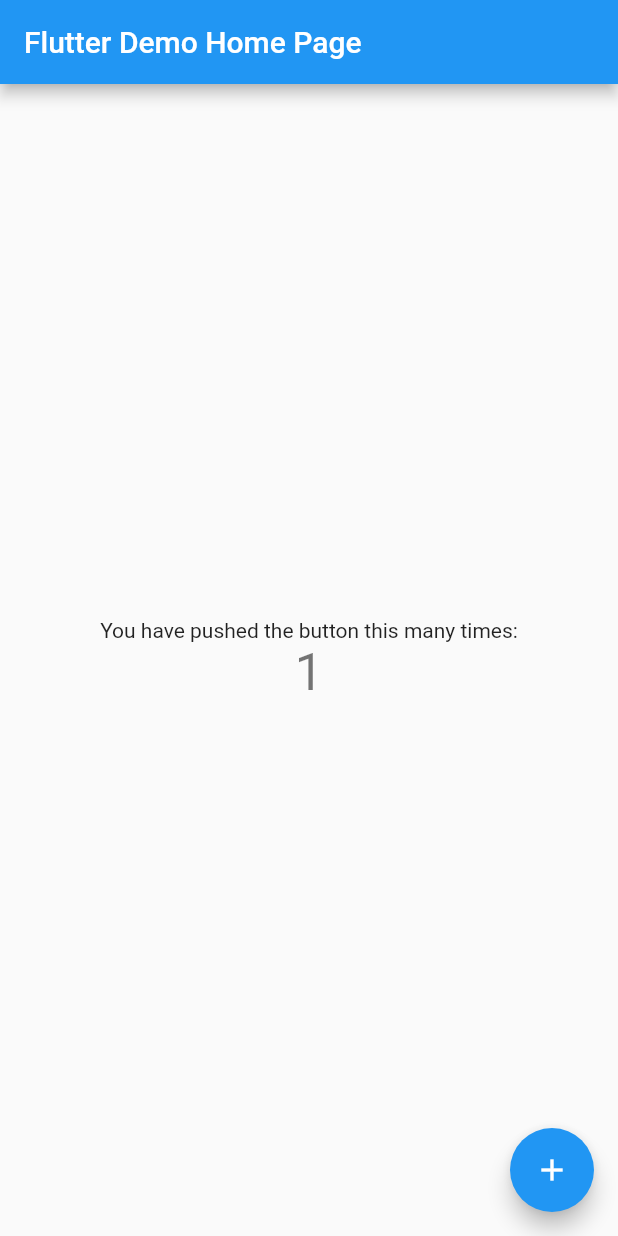
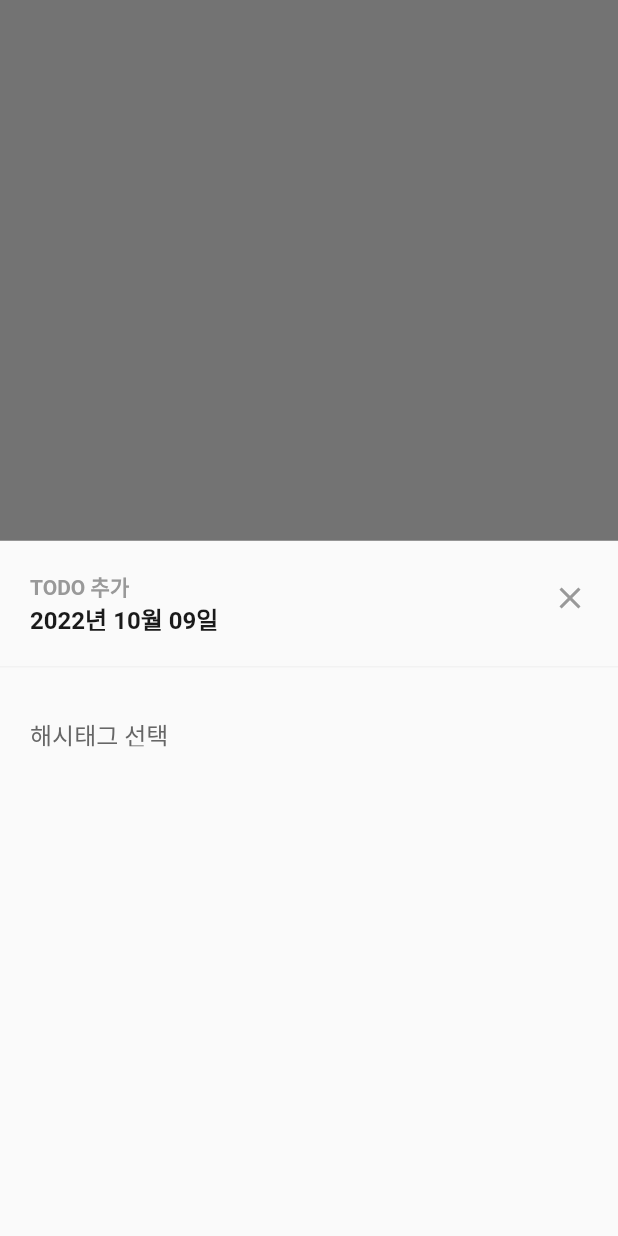
Before and after one commit to Hipspot/hipspot-toyproject-flutter, a Flutter app: the screen it shows after launch, after a tap on the "add" icon, on a phone screen of 412 x 824 dp. Run offline on Flutter 3.47's test engine with Material 2 defaults, Android fonts, the phone set to English and light mode, and no system bars.

Commit message:
Basic Structure(before hashtags)

```diff
--- a/analysis_options.yaml
+++ b/analysis_options.yaml
@@ -22,6 +22,9 @@ linter:
   # `// ignore_for_file: name_of_lint` syntax on the line or in the file
   # producing the lint.
   rules:
+    prefer_const_constructors: false
+    prefer_const_literals_to_create_immutables: false
+    prefer_const_constructors_in_immutables: false
     # avoid_print: false  # Uncomment to disable the `avoid_print` rule
     # prefer_single_quotes: true  # Uncomment to enable the `prefer_single_quotes` rule
 
--- a/lib/main.dart
+++ b/lib/main.dart
@@ -1,4 +1,5 @@
 import 'package:flutter/material.dart';
+import 'package:intl/intl.dart';
 
 void main() {
   runApp(const MyApp());
@@ -13,103 +14,138 @@ class MyApp extends StatelessWidget {
     return MaterialApp(
       title: 'Flutter Demo',
       theme: ThemeData(
-        // This is the theme of your application.
-        //
-        // Try running your application with "flutter run". You'll see the
-        // application has a blue toolbar. Then, without quitting the app, try
-        // changing the primarySwatch below to Colors.green and then invoke
-        // "hot reload" (press "r" in the console where you ran "flutter run",
-        // or simply save your changes to "hot reload" in a Flutter IDE).
-        // Notice that the counter didn't reset back to zero; the application
-        // is not restarted.
         primarySwatch: Colors.blue,
       ),
-      home: const MyHomePage(title: 'Flutter Demo Home Page'),
+      home: const MyHomePage(),
     );
   }
 }
 
 class MyHomePage extends StatefulWidget {
-  const MyHomePage({super.key, required this.title});
-
-  // This widget is the home page of your application. It is stateful, meaning
-  // that it has a State object (defined below) that contains fields that affect
-  // how it looks.
-
-  // This class is the configuration for the state. It holds the values (in this
-  // case the title) provided by the parent (in this case the App widget) and
-  // used by the build method of the State. Fields in a Widget subclass are
-  // always marked "final".
-
-  final String title;
+  const MyHomePage({Key? key}) : super(key: key);
 
   @override
   State<MyHomePage> createState() => _MyHomePageState();
 }
 
 class _MyHomePageState extends State<MyHomePage> {
-  int _counter = 0;
-
-  void _incrementCounter() {
-    setState(() {
-      // This call to setState tells the Flutter framework that something has
-      // changed in this State, which causes it to rerun the build method below
-      // so that the display can reflect the updated values. If we changed
-      // _counter without calling setState(), then the build method would not be
-      // called again, and so nothing would appear to happen.
-      _counter++;
-    });
+  final String _selectedItem = '';
+  String getToday() {
+    DateTime now = DateTime.now();
+    DateFormat formatter = DateFormat('yyyy년 MM월 dd일');
+    return formatter.format(now);
   }
 
   @override
   Widget build(BuildContext context) {
-    // This method is rerun every time setState is called, for instance as done
-    // by the _incrementCounter method above.
-    //
-    // The Flutter framework has been optimized to make rerunning build methods
-    // fast, so that you can just rebuild anything that needs updating rather
-    // than having to individually change instances of widgets.
     return Scaffold(
-      appBar: AppBar(
-        // Here we take the value from the MyHomePage object that was created by
-        // the App.build method, and use it to set our appbar title.
-        title: Text(widget.title),
-      ),
       body: Center(
-        // Center is a layout widget. It takes a single child and positions it
-        // in the middle of the parent.
         child: Column(
-          // Column is also a layout widget. It takes a list of children and
-          // arranges them vertically. By default, it sizes itself to fit its
-          // children horizontally, and tries to be as tall as its parent.
-          //
-          // Invoke "debug painting" (press "p" in the console, choose the
-          // "Toggle Debug Paint" action from the Flutter Inspector in Android
-          // Studio, or the "Toggle Debug Paint" command in Visual Studio Code)
-          // to see the wireframe for each widget.
-          //
-          // Column has various properties to control how it sizes itself and
-          // how it positions its children. Here we use mainAxisAlignment to
-          // center the children vertically; the main axis here is the vertical
-          // axis because Columns are vertical (the cross axis would be
-          // horizontal).
           mainAxisAlignment: MainAxisAlignment.center,
-          children: <Widget>[
-            const Text(
-              'You have pushed the button this many times:',
+          children: [
+            FloatingActionButton(
+              child: Icon(Icons.add),
+              onPressed: () => _onButtonPressed(),
             ),
             Text(
-              '$_counter',
-              style: Theme.of(context).textTheme.headline4,
-            ),
+              _selectedItem,
+              style: TextStyle(fontSize: 30),
+            )
           ],
-        ),
-      ),
-      floatingActionButton: FloatingActionButton(
-        onPressed: _incrementCounter,
-        tooltip: 'Increment',
-        child: const Icon(Icons.add),
-      ), // This trailing comma makes auto-formatting nicer for build methods.
+        )
+      )
+    );
+  }
+
+  void _onButtonPressed() {
+    showModalBottomSheet(
+        context: context,
+        builder: (context) {
+          return Column(
+            children: [
+              Row(
+                mainAxisAlignment: MainAxisAlignment.spaceBetween,
+                children: [
+                  Column(
+                    crossAxisAlignment: CrossAxisAlignment.start,
+                    children: [
+                      Padding(
+                        padding: EdgeInsets.fromLTRB(20, 20, 0, 0),
+                        child: SizedBox(
+                          width: 70,
+                          height: 20,
+                          child: Text(
+                            'TODO 추가',
+                            style: TextStyle(
+                              fontWeight: FontWeight.bold,
+                              fontSize: 14,
+                              color: Color(0xff999999),
+                            ),
+                          ),
+                        ),
+                      ),
+                      Padding(
+                        padding: EdgeInsets.fromLTRB(20, 0, 0, 16),
+                        child: SizedBox(
+                          width: 150,
+                          height: 20,
+                          child: Text(
+                            getToday(),
+                            style: TextStyle(
+                              fontWeight: FontWeight.bold,
+                              fontSize: 16,
+                              color: Color(0xff1A1A1A),
+                            ),
+                          ),
+                        ),
+                      ),
+                    ],
+                  ),
+                  Padding(
+                    padding: EdgeInsets.fromLTRB(0, 0, 20, 0),
+                    child:
+                      Icon(Icons.close, color: Color(0xff999999),)
+                  ),
+                ],
+              ),
+              Divider(
+                thickness: 1,
+                color: Color(0xffF2F2F2),
+              ),
+              Row(
+                children: [
+                  Column(
+                    crossAxisAlignment: CrossAxisAlignment.start,
+                    children: [
+                      Padding(
+                        padding: EdgeInsets.fromLTRB(20, 25, 0, 0),
+                        child: SizedBox(
+                          width: 150,
+                          height: 20,
+                          child: Text(
+                            '해시태그 선택',
+                            style: TextStyle(
+                              fontWeight: FontWeight.normal,
+                              fontSize: 16,
+                              color: Color(0xff666666),
+                            ),
+                          ),
+                        ),
+                      ),
+                      Padding(
+                        padding: EdgeInsets.fromLTRB(20, 16, 0, 0),
+                        child: Row(
+                          children: [
+                            // 해시태그 목록 추가
+                          ],
+                        )
+                      ),
+                    ],
+                  ),
+                ],
+              ),
+          ],);
+        }
     );
   }
 }
--- a/pubspec.yaml
+++ b/pubspec.yaml
@@ -20,7 +20,7 @@ publish_to: 'none' # Remove this line if you wish to publish to pub.dev
 version: 1.0.0+1
 
 environment:
-  sdk: '>=2.18.2 <3.0.0'
+  sdk: '>=2.18.0 <3.0.0'
 
 # Dependencies specify other packages that your package needs in order to work.
 # To automatically upgrade your package dependencies to the latest versions
@@ -36,6 +36,8 @@ dependencies:
   # The following adds the Cupertino Icons font to your application.
   # Use with the CupertinoIcons class for iOS style icons.
   cupertino_icons: ^1.0.2
+
+  intl: ^0.15.7
 
 dev_dependencies:
   flutter_test:
```
Also changed, not shown: pubspec.lock.
